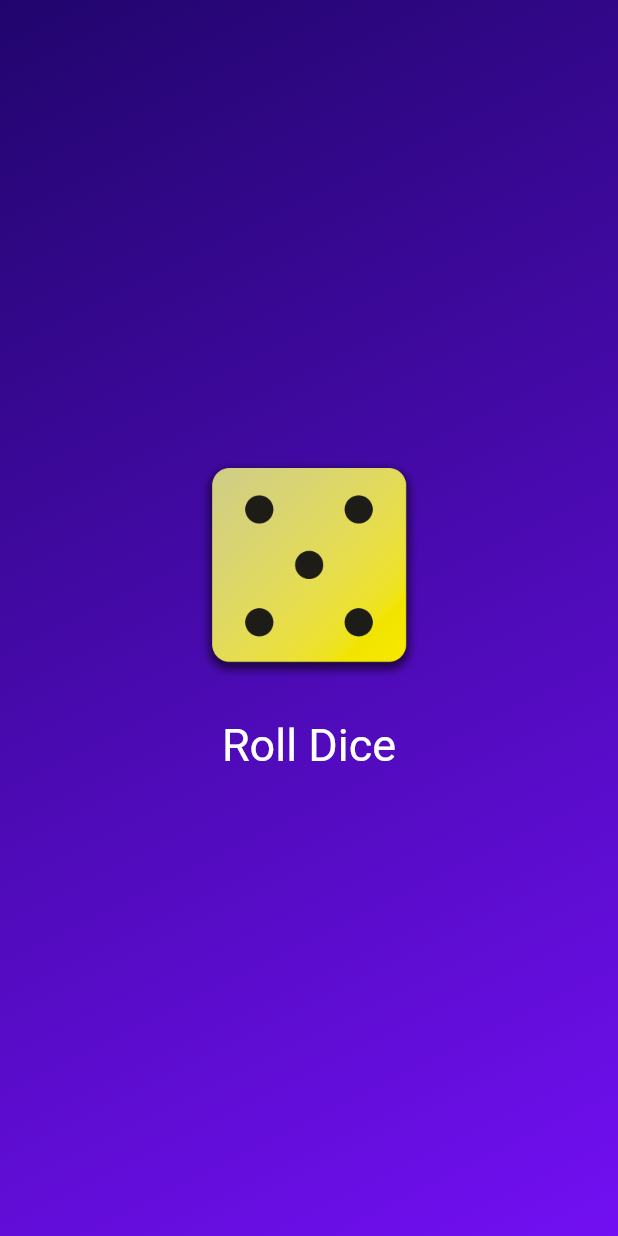
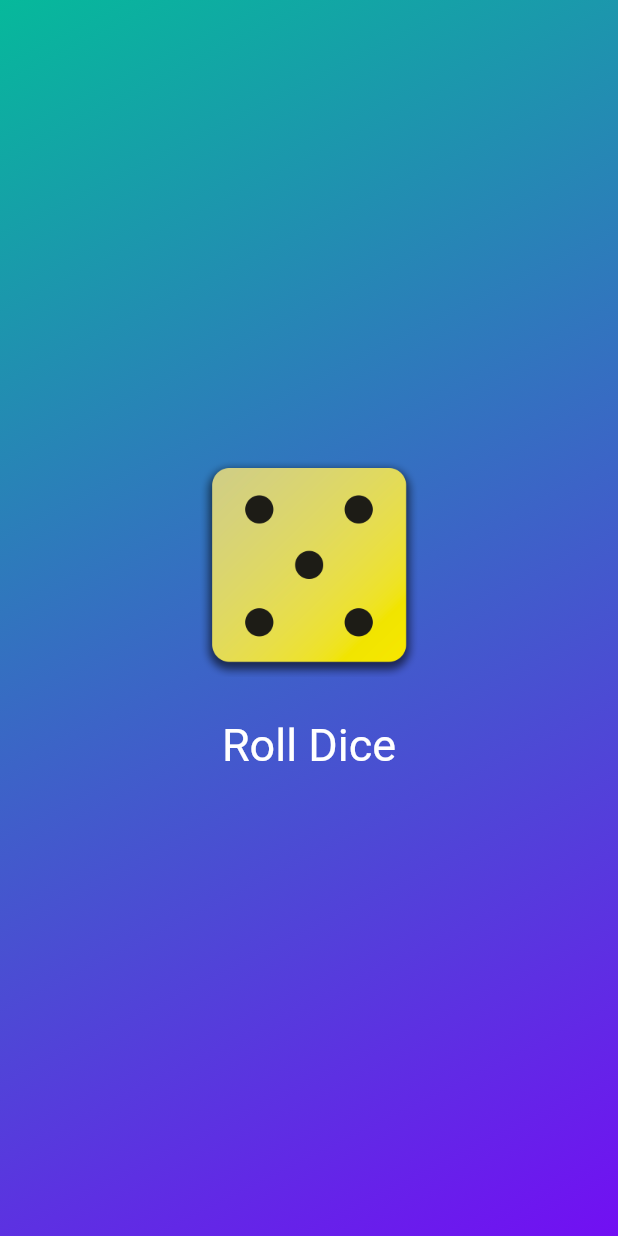
Before and after one commit to adityaphadatare45/DiceRole, a Flutter app: the screen it shows after launch, after a tap on "Roll Dice", on a phone screen of 412 x 824 dp. Run offline on Flutter 3.47's test engine with Material 3 defaults, Android fonts, the light colour scheme and no system bars.

Commit message:
4 th commit

```diff
--- a/lib/dice_roller.dart
+++ b/lib/dice_roller.dart
@@ -1,40 +1,40 @@
-import 'dart:math';
+import 'dart:math'; // Import the math library for math related functions.
 
 import 'package:flutter/material.dart';
 
 final randomizer = Random();
  // Used for generating the random numbers for simulating dice roll.
 
-class DiceRoller extends StatefulWidget {
-  const DiceRoller({super.key});
+class DiceRoller extends StatefulWidget { // Stateful widget is a widget that maintains state that may change during the widget's lifetime.
+  const DiceRoller({super.key}); // It is used when working with custom widgets which extends to stateful or statelee widget.
 
   @override
-  State<DiceRoller> createState() {
+  State<DiceRoller> createState() { // Create state return the instance of diceroller state
     return _DiceRollerState();
   }
 }
- // Private class extendes to diceroller state
+ // Private class extendes to diceroller state.
 class _DiceRollerState extends State<DiceRoller> {
-  var currentDiceRoll = 2;
+  var currentDiceRoll = 2; // It keeps the track of current value of dice so when the app starts it will display the current state.
 
   void rollDice() {  // This method is called to roll the dice.
     setState(() { // It notifies that internal set has been changed.
-      currentDiceRoll = randomizer.nextInt(6) + 1;
+      currentDiceRoll = randomizer.nextInt(6) + 1; //
     });
   }
 
   @override
   Widget build(context) {
     return Column( // Create the vertical array of childern.
-      mainAxisSize: MainAxisSize.min,
+      mainAxisSize: MainAxisSize.min, // Makes the column as small as to fit the its children.
       children: [
         Image.asset(
-          'assets/images/dice-$currentDiceRoll.png',
+          'assets/images/dice-$currentDiceRoll.png', // This will ensure that current state of dice id=s shown in the app.
           width: 150,
         ),
-        const SizedBox(height: 20),
-        TextButton(
-          onPressed: rollDice, // Button for generating rondom dice numbers.
+        const SizedBox(height: 20),  // Add distance between button and the box.
+        TextButton(                 // Button for generating rondom dice numbers.
+          onPressed: rollDice,
           style: TextButton.styleFrom(
 
             foregroundColor: Colors.white,
--- a/lib/gradient_container.dart
+++ b/lib/gradient_container.dart
@@ -1,32 +1,32 @@
-import 'package:dice_role/dice_roller.dart';
-import 'package:flutter/material.dart';
+import 'package:dice_role/dice_roller.dart';// import the required packages because we use one the method that is created in that file.
+import 'package:flutter/material.dart'; // this provides the prebuilt UI components and elements.
 
 
-// Defines the start and end point of gradient
-const startAlignment = Alignment.topLeft;
-const endAlignment = Alignment.bottomRight;
+// Defines the start and end point of gradient // Alignment class align its child within itself .
+const startAlignment = Alignment.topLeft; // variable declaration and initilization of alignment.
+const endAlignment = Alignment.bottomRight; // The gradient will flow from top left at the corner and ends at bottom right at the corner.
 
-class GradientContainer extends StatelessWidget {
+class GradientContainer extends StatelessWidget { // Stateless widget does not contain any internal state , once it is created it can not be changed
   const GradientContainer(
-    this.color1,
+    this.color1,                 // This keyword is the reference to the current instance of class.
     this.color2,
-    {super.key}
+    {super.key} //
     ); // constructor for main.dart
 
-  const GradientContainer.purple({super.key})
-      : color1 = Colors.deepPurple,
-        color2 = Colors.indigo;
+ // const GradientContainer.purple({super.key})
+     // : color1 = Colors.deepPurple,
+    //  color2 = Colors.indigo;
 
-  final Color color1;
-  final Color color2;
+  final Color color1; //
+  final Color color2; // color1 and color2 are final properties means their valuse cannot be changed once that are assigned.
 
   @override
 
   // Building the widget for dice images
-  Widget build(context) {
-    return Container(
-      decoration: BoxDecoration(
-        gradient: LinearGradient(
+  Widget build(context) { // Build method describes how the widgets are displayed. // Where widget id return type , reference is method name and context is parameter.
+    return Container(              // The main widget for holding child widgets.
+      decoration: BoxDecoration(   // Applies gradient to container.
+        gradient: LinearGradient(  // Defines the linear color gradient.
           colors: [color1, color2],
           begin: startAlignment,
           end: endAlignment,
@@ -34,7 +34,7 @@ class GradientContainer extends StatelessWidget {
 
 
       ),
-      child: const Center(
+      child: const Center( // The box will be at center of the screen and const is used so child widget can not be changed.
         child: DiceRoller(),
       ),
 
--- a/lib/main.dart
+++ b/lib/main.dart
@@ -1,14 +1,14 @@
-import 'package:dice_role/gradient_container.dart';
+import 'package:dice_role/gradient_container.dart'; // import
 import 'package:flutter/material.dart';
 
-void main() {
-  runApp(
+void main() { //
+  runApp( //
     const MaterialApp(
       home: Scaffold(
         //Scaffold is class that provides a basic layout for developing screens.
         body: GradientContainer(
           // It goes from here to gradient_container.dart file
-          Color.fromARGB(255, 33, 5, 109),
+          Color.fromARGB(255, 6, 185, 155),
           Color.fromARGB(255, 114, 15, 243)
         ),
       ),
```
